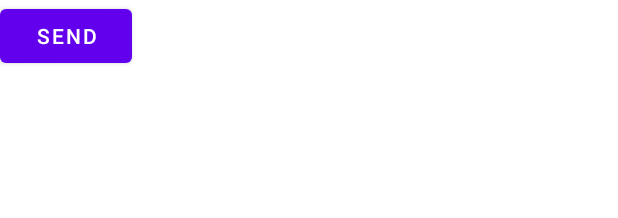
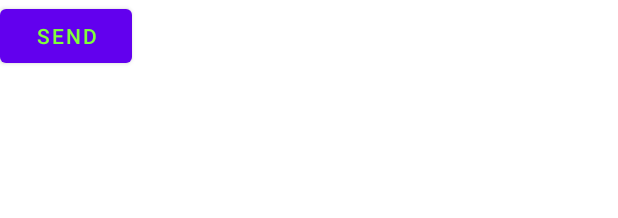
Before and after one commit to anoudd/MyApplication, an Android app: the layout activity_main.xml on its own in the app's theme, with its tools: preview values and no code run, on a phone screen of 412 x 824 dp. Shown: the top 218 px of the screen. Run offline under Robolectric (Android 15) with nearby library versions, the phone set to English and light mode, and no system bars.

Commit message:
change color

```diff
--- a/app/src/main/res/layout/activity_main.xml
+++ b/app/src/main/res/layout/activity_main.xml
@@ -20,6 +20,8 @@
         android:layout_width="wrap_content"
         android:layout_height="wrap_content"
         android:text="Send"
+        android:textColor="#80FF3B"
+        android:textColorHighlight="#931010"
         tools:layout_editor_absoluteX="128dp"
         tools:layout_editor_absoluteY="151dp" />
 
```
